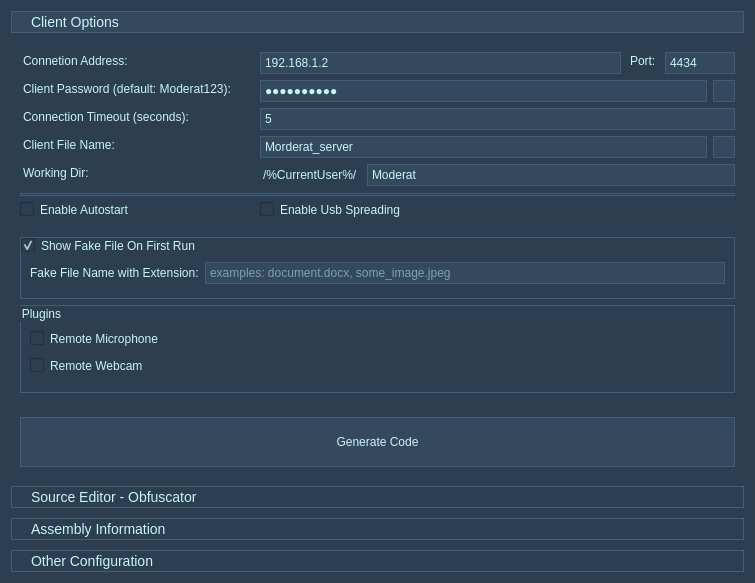
This is source/builder/builder.ui in 5l1v3r1/Moderat as Qt 5 draws it before an edit. The edited form follows.
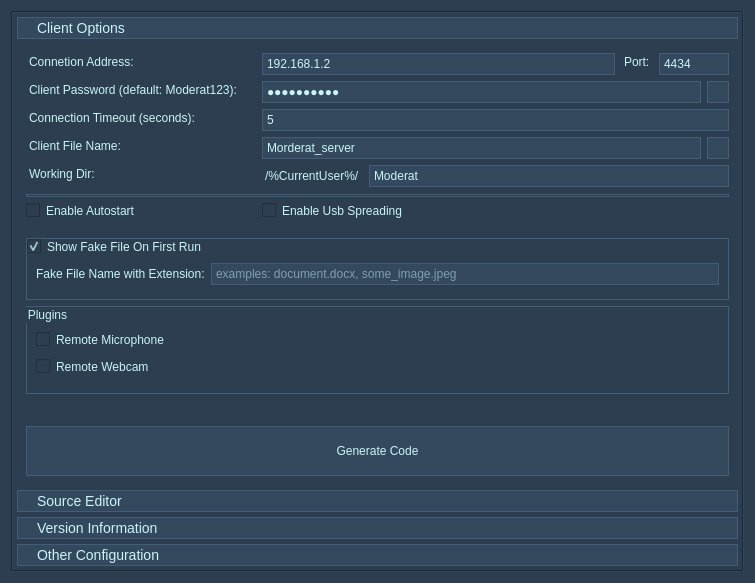
This is the edited form. Icons and pictures are not drawn.

The edit to the form file:
```diff
--- a/source/builder/builder.ui
+++ b/source/builder/builder.ui
@@ -23,7 +23,10 @@
      <property name="styleSheet">
       <string notr="true"> QToolBox::tab {
   padding-left: 15px;
+  background-color: #34495e;
+  color: #c9f5f7;
   width: 110%;
+  height: 100px;
   border: 1px ridge;
   border-color: #2c3e50;
   font-size: 14px;
@@ -31,28 +34,42 @@
 
  QToolBox::tab:selected {
    background: #34495e;
+   color: #c9f5f7;
  }
 
  QToolBox::panel {
-   background-color: #2c3e50;
+	background-color: #fff;
  }
 
  QToolBox{
+	padding: 5px;
 }</string>
      </property>
+     <property name="frameShape">
+      <enum>QFrame::Box</enum>
+     </property>
+     <property name="frameShadow">
+      <enum>QFrame::Sunken</enum>
+     </property>
+     <property name="lineWidth">
+      <number>1</number>
+     </property>
+     <property name="midLineWidth">
+      <number>0</number>
+     </property>
      <property name="currentIndex">
       <number>0</number>
      </property>
      <property name="tabSpacing">
-      <number>10</number>
+      <number>5</number>
      </property>
      <widget class="QWidget" name="clientOptionsTab">
       <property name="geometry">
        <rect>
         <x>0</x>
         <y>0</y>
-        <width>737</width>
-        <height>441</height>
+        <width>725</width>
+        <height>437</height>
        </rect>
       </property>
       <property name="styleSheet">
@@ -510,7 +527,7 @@
        </rect>
       </property>
       <attribute name="label">
-       <string>Source Editor - Obfuscator</string>
+       <string>Source Editor</string>
       </attribute>
       <layout class="QGridLayout" name="gridLayout_5">
        <item row="0" column="0">
@@ -672,7 +689,7 @@
        </rect>
       </property>
       <attribute name="label">
-       <string>Assembly Information</string>
+       <string>Version Information</string>
       </attribute>
       <layout class="QGridLayout" name="gridLayout_6">
        <item row="8" column="0" colspan="2">
```
Left out of the diff: 28 changed lines with no effect on the pictures.
